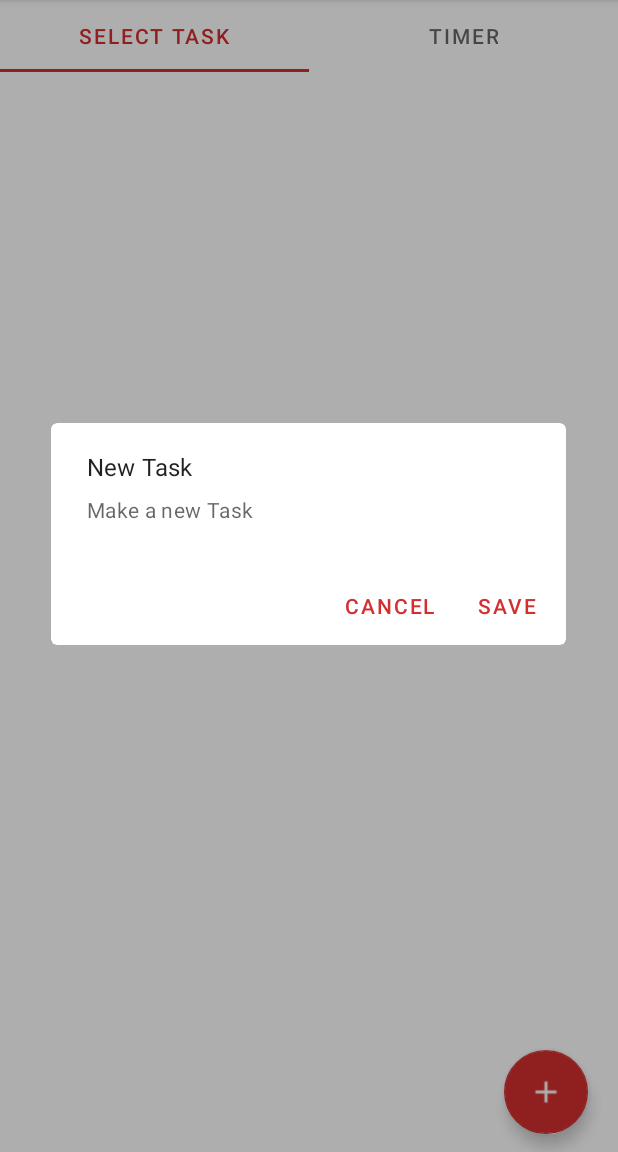
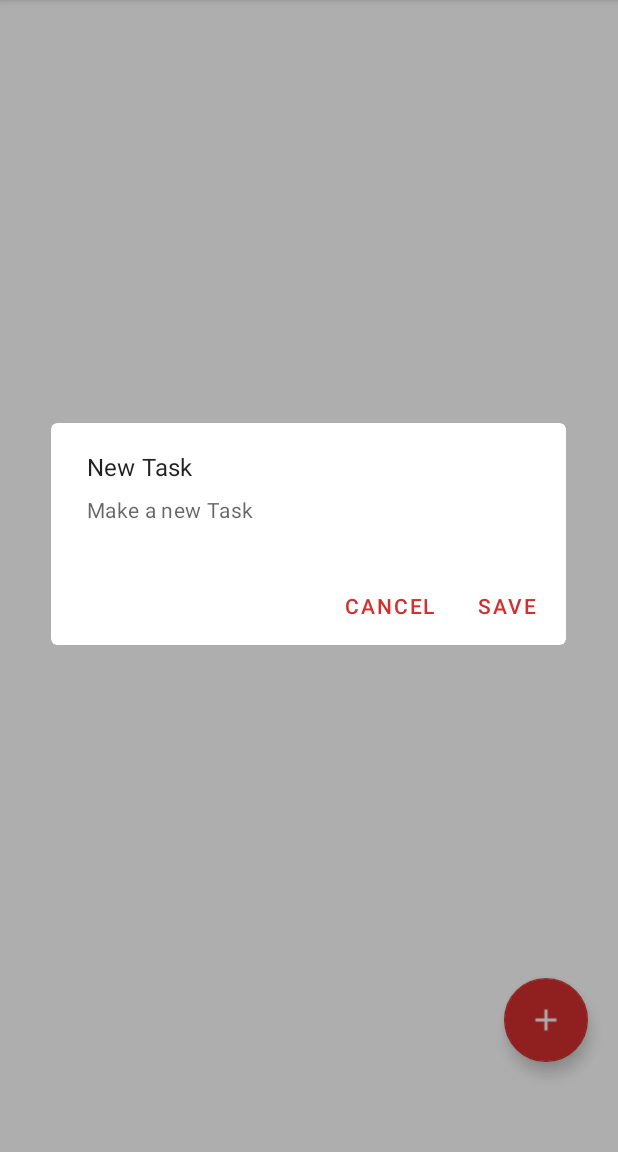
Before and after one commit to SounakMondal10/10kHours, an Android app: the screen it shows after launch (MainActivity), after a tap on an icon or button, on a phone screen of 412 x 824 dp, the part 84-1236 px from its top. Run offline under Robolectric (Android 15) with nearby library versions, the phone set to English and light mode, and no system bars; our stand-ins replace EventBus.

```diff
--- a/app/src/main/java/com/sounakmondal/a10khours/Fragments/taskSelectorView.java
+++ b/app/src/main/java/com/sounakmondal/a10khours/Fragments/taskSelectorView.java
@@ -2,6 +2,7 @@ package com.sounakmondal.a10khours.Fragments;
 
 import android.content.Context;
 import android.content.DialogInterface;
+import android.content.Intent;
 import android.content.SharedPreferences;
 import android.os.Bundle;
 import android.preference.PreferenceManager;
@@ -16,6 +17,8 @@ import androidx.annotation.NonNull;
 import androidx.annotation.Nullable;
 import androidx.appcompat.app.AlertDialog;
 import androidx.fragment.app.Fragment;
+import androidx.fragment.app.FragmentManager;
+import androidx.fragment.app.FragmentTransaction;
 import androidx.recyclerview.widget.LinearLayoutManager;
 import androidx.recyclerview.widget.RecyclerView;
 import androidx.viewpager.widget.PagerAdapter;
@@ -35,7 +38,7 @@ import com.sounakmondal.a10khours.ViewPager.Pageradapter;
 import java.lang.reflect.Type;
 import java.util.ArrayList;
 
-public class taskSelectorView extends Fragment {
+public class taskSelectorView extends Fragment implements TaskSelectorAdapter.onTaskListener{
 
 
     ArrayList<Data> data;
@@ -58,7 +61,7 @@ public class taskSelectorView extends Fragment {
         rootView = inflater.inflate(R.layout.task_selector_layout,container,false);
         taskSelectorRecyclerView = rootView.findViewById(R.id.task_selector_layoutID);
         data = TaskSelectorAdapter.getData();
-        adapter = new TaskSelectorAdapter(data);
+        adapter = new TaskSelectorAdapter(data, this);
         taskSelectorRecyclerView.setAdapter(adapter);
         LinearLayoutManager mLinearLayoutManager = new LinearLayoutManager(rootView.getContext());
         mLinearLayoutManager.setOrientation(LinearLayoutManager.VERTICAL);
@@ -77,17 +80,19 @@ public class taskSelectorView extends Fragment {
         return taskSelectorRecyclerView;
     }
 
+    @Override
+    public void onTaskClick(int position) {
+        data.get(position);
+        Fragment fragment = new timerView();
+        FragmentManager fragmentManager = getActivity().getSupportFragmentManager();
+        FragmentTransaction fragmentTransaction = fragmentManager.beginTransaction();
+        fragmentTransaction.replace(R.id.main_viewPager, timerView.newInstance()); //issue here
+//        fragmentTransaction.hide(taskSelectorView.newInstance());
+//        fragmentTransaction.show(timerView.newInstance());
 
-
-
-
-
-
-
-
-
-
-
+        fragmentTransaction.addToBackStack(null);
+        fragmentTransaction.commit();
+    }
 
 
 //        final View view = mLayoutInflater.inflate(R.layout.dialog_layout, null);
--- a/app/src/main/java/com/sounakmondal/a10khours/MainActivity.java
+++ b/app/src/main/java/com/sounakmondal/a10khours/MainActivity.java
@@ -39,7 +39,7 @@ import java.util.ArrayList;
 import java.util.Objects;
 import java.util.prefs.Preferences;
 
-public class MainActivity extends AppCompatActivity {
+public class MainActivity extends AppCompatActivity implements TaskSelectorAdapter.onTaskListener {
 
 
 // Subscribing to event bus and mentioning the action to be taken when the action in adapter is done
@@ -84,11 +84,13 @@ public class MainActivity extends AppCompatActivity {
 
     String key = "key";
     ArrayList<Data> data1 = new ArrayList<>();
+    FloatingActionButton fab;
 
     @Override
     protected void onCreate(Bundle savedInstanceState) {
         super.onCreate(savedInstanceState);
         setContentView(R.layout.activity_main);
+
 
         //Variables declaration
 
@@ -97,19 +99,19 @@ public class MainActivity extends AppCompatActivity {
 
 
         final TaskSelectorAdapter taskSelectorAdapter;
-        taskSelectorAdapter = new TaskSelectorAdapter(data1);
+        taskSelectorAdapter = new TaskSelectorAdapter(data1, this); //possible issue
 
 
 
         //ViewPager Initiation
         ViewPager pager = findViewById(R.id.main_viewPager);
         final PagerAdapter adapter = new Pageradapter(getSupportFragmentManager());
-        TabLayout tabLayout = findViewById(R.id.main_tabLayout);
+//        TabLayout tabLayout = findViewById(R.id.main_tabLayout);
         pager.setAdapter(adapter);
-        tabLayout.setupWithViewPager(pager);
+//        tabLayout.setupWithViewPager(pager);
 
 
-        FloatingActionButton fab = findViewById(R.id.fab);
+        fab = findViewById(R.id.fab);
 
 
 
@@ -131,6 +133,7 @@ public class MainActivity extends AppCompatActivity {
                                 data1 = taskSelectorAdapter.newData();
                                 taskSelectorAdapter.notifyItemInserted(which-1);
                                 saveArrayList(data1,key);
+
                                 //taskSelectorAdapter.notifyItemInserted(which);
                                 //new TaskSelectorAdapter(TaskSelectorAdapter.getData()).notifyItemInserted(which);
                                 //taskSelectorView.getRecyclerViewAdapter().notifyItemInserted(TaskSelectorAdapter.getData().size());
@@ -145,11 +148,14 @@ public class MainActivity extends AppCompatActivity {
                             }
                         })
                         .show();
-
-
             }
         });
     }
 
 
+    @Override
+    public void onTaskClick(int position) {
+        Log.i("Clicked","OnTaskClick Executed");
+
+    }
 }
--- a/app/src/main/java/com/sounakmondal/a10khours/RecyclerViews/TaskSelectorAdapter.java
+++ b/app/src/main/java/com/sounakmondal/a10khours/RecyclerViews/TaskSelectorAdapter.java
@@ -25,7 +25,7 @@ import java.util.ArrayList;
 
 public class TaskSelectorAdapter extends RecyclerView.Adapter<TaskSelectorViewHolder>  {
     public static ArrayList<Data> data1;
-
+    public onTaskListener onTaskListener;
     public Context mContext;
 
 
@@ -37,12 +37,13 @@ public class TaskSelectorAdapter extends RecyclerView.Adapter<TaskSelectorViewHo
         LayoutInflater inflater = LayoutInflater.from(mContext);
         View rootView = inflater.inflate(R.layout.task_selector_element, parent, false);
 
-        return new TaskSelectorViewHolder(rootView);
+        return new TaskSelectorViewHolder(rootView, onTaskListener);//
 
     }
 
-    public TaskSelectorAdapter(ArrayList<Data> data)
+    public TaskSelectorAdapter(ArrayList<Data> data, onTaskListener onTaskListener)
     {
+        this.onTaskListener = onTaskListener;//
         data1 = data;
 
     }
@@ -73,12 +74,6 @@ public class TaskSelectorAdapter extends RecyclerView.Adapter<TaskSelectorViewHo
                                 removeData(position);
                                 EventBus.getDefault().post(new DataSync(data1)); //calling event bus
                                 notifyDataSetChanged();
-
-                                //DELETED ITEMS NOT UPDATING BECAUSE
-                                //DATA CHANGED HERE IS NOT UPDATING THE MAIN
-                                //DATA1 ARRAYLIST IN MAINACTIVITY WHERE IT'S
-                                //STORED IN SHAREDPREFS
-
 
                                 //handle menu1 click
                                 return true;
@@ -167,7 +162,15 @@ public class TaskSelectorAdapter extends RecyclerView.Adapter<TaskSelectorViewHo
         }
     }
 
-
+    //recyclerview item touch listener interface
+    //step1 - declare interface
+    //step2 - go to fragment -> implement and add methods -> Do what is required (like changing activities etc.) in the method
+    //step3 - implement onClickListener in the ViewHolder class so that the interface can detect click
+    //step4 - make the changes in variables required in the main activity as well where the adapter is called and set
+    public interface onTaskListener
+    {
+        void onTaskClick(int position);
+    }
 
 
 }
--- a/app/src/main/java/com/sounakmondal/a10khours/RecyclerViews/TaskSelectorViewHolder.java
+++ b/app/src/main/java/com/sounakmondal/a10khours/RecyclerViews/TaskSelectorViewHolder.java
@@ -8,16 +8,19 @@ import androidx.recyclerview.widget.RecyclerView;
 
 import com.sounakmondal.a10khours.R;
 
-public class TaskSelectorViewHolder extends RecyclerView.ViewHolder {
+public class TaskSelectorViewHolder extends RecyclerView.ViewHolder implements View.OnClickListener {
     TextView taskName,hoursCompleted,hoursLeft, buttonViewOption;
+    TaskSelectorAdapter.onTaskListener onTaskListener;
 
-
-    public TaskSelectorViewHolder(@NonNull View itemView) {
+    public TaskSelectorViewHolder(@NonNull View itemView, TaskSelectorAdapter.onTaskListener onTaskListener) {
         super(itemView);
         taskName = itemView.findViewById(R.id.taskNameText);
         hoursCompleted = itemView.findViewById(R.id.hoursCompletedText);
         hoursLeft = itemView.findViewById(R.id.hoursLeftText);
         buttonViewOption = itemView.findViewById(R.id.textViewOptions);
+
+        this.onTaskListener = onTaskListener;
+        itemView.setOnClickListener(this); //set onclick listener here
     }
 
     public TextView getTaskName() {
@@ -51,4 +54,9 @@ public class TaskSelectorViewHolder extends RecyclerView.ViewHolder {
     public void setButtonViewOption(TextView buttonViewOption) {
         this.buttonViewOption = buttonViewOption;
     }
+
+    @Override
+    public void onClick(View v) {
+        onTaskListener.onTaskClick(getAdapterPosition());
+    }
 }
--- a/app/src/main/java/com/sounakmondal/a10khours/ViewPager/Pageradapter.java
+++ b/app/src/main/java/com/sounakmondal/a10khours/ViewPager/Pageradapter.java
@@ -27,11 +27,11 @@ public class Pageradapter extends FragmentStatePagerAdapter {
                returnFragment = taskSelectorView.newInstance();
                break;
             }
-            case(1):
-            {
-                returnFragment = timerView.newInstance();
-                break;
-            }
+//            case(1):
+//            {
+//                returnFragment = timerView.newInstance();
+//                break;
+//            }
 
             default: returnFragment = null;
         }
@@ -42,30 +42,30 @@ public class Pageradapter extends FragmentStatePagerAdapter {
 
     @Override
     public int getCount() {
-        return 2;
+        return 1;
     }
 
-    @Nullable
-    @Override
-    public CharSequence getPageTitle(int position) {
-        CharSequence title;
-        switch (position)
-        {
-            case(0):
-            {
-                title = "Select Task";
-                break;
-            }
-            case(1):
-            {
-                title = "Timer";
-                break;
-            }
-
-            default: title = null;
-        }
-
-
-        return title;
-    }
+//    @Nullable
+//    @Override
+//    public CharSequence getPageTitle(int position) {
+//        CharSequence title;
+//        switch (position)
+//        {
+//            case(0):
+//            {
+//                title = "Select Task";
+//                break;
+//            }
+//            case(1):
+//            {
+//                title = "Timer";
+//                break;
+//            }
+//
+//            default: title = null;
+//        }
+//
+//
+//        return title;
+//    }
 }
--- a/app/src/main/res/layout/activity_main.xml
+++ b/app/src/main/res/layout/activity_main.xml
@@ -6,31 +6,33 @@
     android:layout_height="match_parent"
     tools:context=".MainActivity">
 
-    <com.google.android.material.tabs.TabLayout
-        android:layout_width="match_parent"
-        android:layout_height="wrap_content"
-        android:id="@+id/main_tabLayout"
-        app:layout_constraintTop_toTopOf="parent">
+<!--    <com.google.android.material.tabs.TabLayout-->
+<!--        android:layout_width="match_parent"-->
+<!--        android:layout_height="wrap_content"-->
+<!--        android:id="@+id/main_tabLayout"-->
+<!--        app:layout_constraintTop_toTopOf="parent"-->
+<!--        >-->
 
 
-        <com.google.android.material.tabs.TabItem
-            android:layout_width="wrap_content"
-            android:layout_height="wrap_content"
-            android:text="Select Task" />
+<!--        <com.google.android.material.tabs.TabItem-->
+<!--            android:layout_width="wrap_content"-->
+<!--            android:layout_height="wrap_content"-->
+<!--            android:text="Select Task" />-->
 
-        <com.google.android.material.tabs.TabItem
-            android:layout_width="wrap_content"
-            android:layout_height="wrap_content"
-            android:text="Timer" />
+<!--        <com.google.android.material.tabs.TabItem-->
+<!--            android:layout_width="wrap_content"-->
+<!--            android:layout_height="wrap_content"-->
+<!--            android:text="Timer" />-->
 
-    </com.google.android.material.tabs.TabLayout>
+<!--    </com.google.android.material.tabs.TabLayout>-->
 
     <androidx.viewpager.widget.ViewPager
         android:layout_width="match_parent"
-        android:layout_height="wrap_content"
+        android:layout_height="match_parent"
         android:id="@+id/main_viewPager"
-        app:layout_constraintTop_toBottomOf="@+id/main_tabLayout"
-        tools:layout_editor_absoluteX="0dp" />
+        app:layout_constraintTop_toTopOf="parent"
+        app:layout_constraintStart_toStartOf="parent"/>
+<!--        app:layout_constraintTop_toBottomOf="@+id/main_tabLayout"-->
 
     <com.google.android.material.floatingactionbutton.FloatingActionButton
         android:id="@+id/fab"
```
